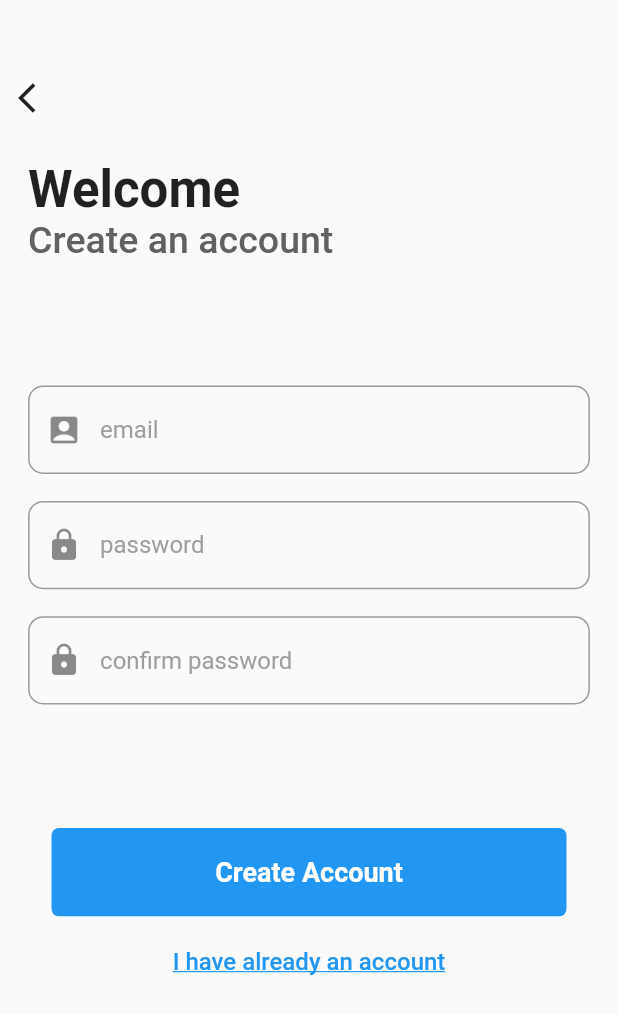
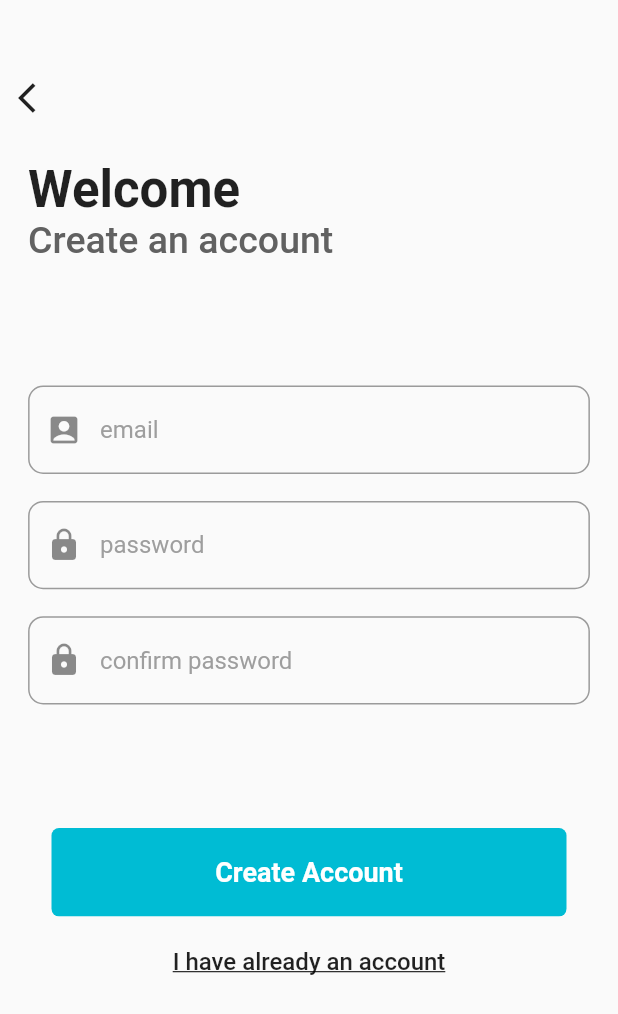
Before and after one commit to adiMallya/thinQ, a Flutter app: the screen it shows after launch, after a tap on "Create an account", on a phone screen of 412 x 824 dp. Shown: the top 1014 px of the screen. Run offline on Flutter 3.47's test engine with Material 2 defaults, Android fonts, the phone set to English and light mode, and no system bars; our stand-ins replace firebase_auth, firebase_core; accounts and stored records are empty.

Commit message:
refactor: button color

```diff
--- a/lib/screens/auth/register.dart
+++ b/lib/screens/auth/register.dart
@@ -104,7 +104,6 @@ class _SignUpState extends State<SignUp> {
                     child: const Text(
                       "I have already an account",
                       style: TextStyle(
-                        color: Colors.blue,
                         fontSize: 16,
                         fontWeight: FontWeight.w500,
                         decoration: TextDecoration.underline,
@@ -228,7 +227,7 @@ class _SignUpState extends State<SignUp> {
           width: size.width / 1.2,
           decoration: BoxDecoration(
             borderRadius: BorderRadius.circular(5),
-            color: Colors.blue,
+            color: Colors.cyan,
           ),
           alignment: Alignment.center,
           child: const Text(
--- a/lib/screens/auth/sign_in.dart
+++ b/lib/screens/auth/sign_in.dart
@@ -96,7 +96,6 @@ class _SignInState extends State<SignIn> {
                     child: const Text(
                       "Create an account",
                       style: TextStyle(
-                        color: Colors.blue,
                         fontSize: 16,
                         fontWeight: FontWeight.w500,
                         decoration: TextDecoration.underline,
@@ -164,7 +163,7 @@ class _SignInState extends State<SignIn> {
           width: size.width / 1.2,
           decoration: BoxDecoration(
             borderRadius: BorderRadius.circular(5),
-            color: Colors.blue,
+            color: Colors.cyan,
           ),
           alignment: Alignment.center,
           child: const Text(
```
